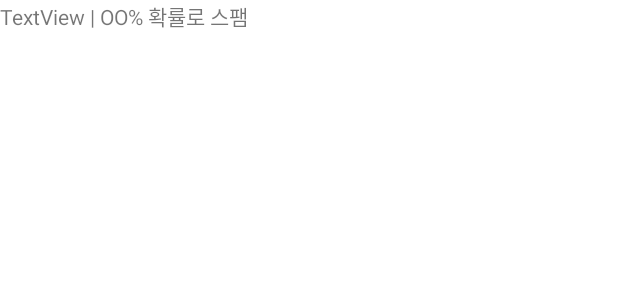
After one commit to jaemin-Yoo/SendAudioFile, an Android app: the layout listview.xml on its own in the app's theme, with its tools: preview values and no code run, on a phone screen of 412 x 824 dp. The commit adds this screen. Shown: the top 300 px of the screen. Run offline under Robolectric (Android 15) with nearby library versions, the phone set to English and light mode, and no system bars.

Commit message:
Record List Analysis Spam

```diff
--- a/RecordingSDK30/app/src/main/AndroidManifest.xml
+++ b/RecordingSDK30/app/src/main/AndroidManifest.xml
@@ -5,6 +5,8 @@
     <uses-permission android:name="android.permission.READ_EXTERNAL_STORAGE"/>
     <uses-permission android:name="android.permission.INTERNET"/>
     <uses-permission android:name="android.permission.FOREGROUND_SERVICE"/>
+    <uses-permission android:name="android.permission.RECORD_AUDIO"/>
+    <uses-permission android:name="android.permission.WRITE_EXTERNAL_STORAGE"/>
 
 
     <application
--- a/RecordingSDK30/app/src/main/java/com/example/recordingsdk30/Foreground.java
+++ b/RecordingSDK30/app/src/main/java/com/example/recordingsdk30/Foreground.java
@@ -69,6 +69,7 @@ public class Foreground extends Service {
         SimpleDateFormat sdf = new SimpleDateFormat("yyMMdd_HHmmss");
         connTime = sdf.format(mDate);
         Log.d(TAG, "connTime: "+connTime);
+
         sThread.start();
     }
 
@@ -195,13 +196,14 @@ public class Foreground extends Service {
             if (s.contains(tempData)){
                 sendFileName = s; // 가장 최근 날짜 파일 추출
                 Log.d(TAG, "sendFileName : "+sendFileName);
+                break;
             }
         }
 
         return sendFileName;
     }
 
-    private List<String> FileList(String strFolderName){
+    public List<String> FileList(String strFolderName){
         File filepath = Environment.getExternalStorageDirectory();
         String path = filepath.getPath(); // /storage/emulated/0
 
--- /dev/null
+++ b/RecordingSDK30/app/src/main/res/layout/listview.xml
@@ -0,0 +1,25 @@
+<?xml version="1.0" encoding="utf-8"?>
+<androidx.constraintlayout.widget.ConstraintLayout xmlns:android="http://schemas.android.com/apk/res/android"
+    android:layout_width="match_parent"
+    android:layout_height="match_parent">
+
+    <LinearLayout
+        android:layout_width="wrap_content"
+        android:layout_height="wrap_content"
+        android:orientation="horizontal">
+
+        <TextView
+            android:id="@+id/record_name"
+            android:layout_width="match_parent"
+            android:layout_height="wrap_content"
+            android:text="TextView | "/>
+
+        <TextView
+            android:id="@+id/spam_prob"
+            android:layout_width="wrap_content"
+            android:layout_height="wrap_content"
+            android:text="OO% 확률로 스팸"/>
+
+    </LinearLayout>
+
+</androidx.constraintlayout.widget.ConstraintLayout>
```
Also changed, not shown: RecordingSDK30/app/src/main/java/com/example/recordingsdk30/MainActivity.java (+134 -1 lines), RecordingSDK30/app/src/main/java/com/example/recordingsdk30/MyAdapter.java (added, +51 -0 lines), RecordingSDK30/app/src/main/java/com/example/recordingsdk30/SampleData.java (added, +19 -0 lines), RecordingSDK30/app/src/main/res/layout/activity_main.xml (+17 -4 lines).
